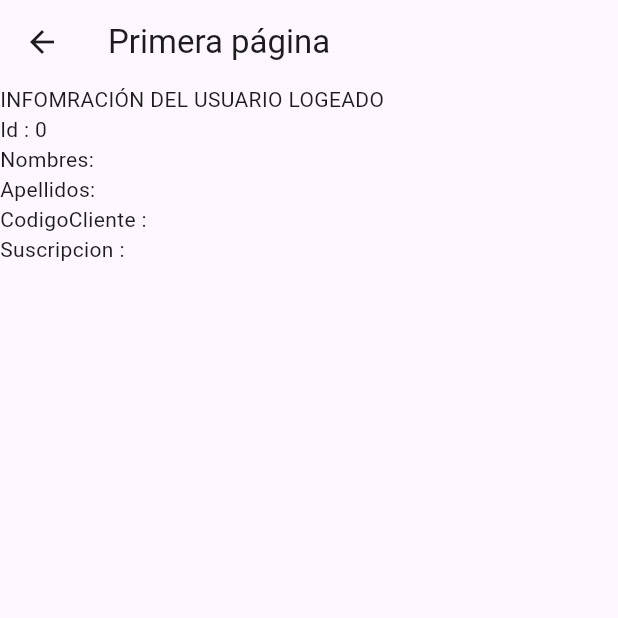
After one commit to Luchin151090/solapp, a Flutter app: the Prueba screen opened directly, on a phone screen of 412 x 824 dp, the top half of it. The commit adds this screen. Run offline on Flutter 3.47's test engine with Material 3 defaults, Android fonts, the phone set to English and light mode, and no system bars; our stand-ins replace flutter_animate, flutter_dotenv, flutter_map, geocoding, latlong2, location and 3 more; accounts and stored records are empty; network calls fail; project files that could hold a hidden picture were left out.

Commit message:
provider

```diff
--- /dev/null
+++ b/devtools_options.yaml
@@ -0,0 +1 @@
+extensions:
--- a/lib/components/asistencia.dart
+++ b/lib/components/asistencia.dart
@@ -1,4 +1,4 @@
-/*
+
 import 'package:flutter/material.dart';
 import 'package:flutter_animate/flutter_animate.dart';
 
@@ -106,4 +106,4 @@ class _AsistenciaState extends State<Asistencia> {
 
     );
   }
-}*/
+}
--- /dev/null
+++ b/lib/components/prueba.dart
@@ -0,0 +1,37 @@
+
+
+
+import 'package:flutter/material.dart';
+//import 'package:appsol_final/main.dart';
+
+import 'package:provider/provider.dart';
+import 'package:appsol_final/provider/user_provider.dart';
+class Prueba extends StatelessWidget {
+  const Prueba({Key? key}) : super(key: key);
+
+  @override
+  Widget build(BuildContext context) {
+    final userProvider = context.watch<UserProvider>();
+    //final userProvider = Provider.of<UserProvider>(context);
+
+    return Scaffold(
+      appBar: AppBar(title: const Text('Primera página'),),
+      body: Column(
+        crossAxisAlignment: CrossAxisAlignment.start,
+        children: [
+            Text("INFOMRACIÓN DEL USUARIO LOGEADO"
+            ),
+            Text("Id : ${userProvider.user?.id}"
+            ),
+            Text("Nombres: ${userProvider.user?.nombre}"
+            ),
+            Text("Apellidos: ${userProvider.user?.apellidos}"),
+            Text("CodigoCliente : ${userProvider.user?.codigocliente}"
+            ),
+            Text("Suscripcion : ${userProvider.user?.suscripcion}"
+            ),
+        ],
+      ),
+    );
+  }
+}
--- /dev/null
+++ b/lib/modeluser/user_model.dart
@@ -0,0 +1,34 @@
+
+
+class UserModel {
+  final int id;
+  final String nombre;
+  final String apellidos;
+  String? codigocliente;
+  String? suscripcion;
+  // Agrega más atributos según sea necesario
+
+  UserModel({
+    required this.id,
+    required this.nombre,
+    required this.apellidos,
+    this.codigocliente,
+    this.suscripcion
+
+
+    // Agrega más parámetros según sea necesario
+  });
+
+  factory UserModel.fromJson(Map<String, dynamic> json) {
+    return UserModel(
+      id:json['usuario']['id'] ?? 0,
+      nombre: json['usuario']['nombre'] ?? '',
+      apellidos: json['usuario']['apellidos'] ?? '',
+      codigocliente: json['usuario']['codigocliente'],
+      suscripcion: json['usuario']['suscripcion'] ,
+
+
+      // Agrega más inicializaciones según sea necesario
+    );
+  }
+}
--- /dev/null
+++ b/lib/provider/user_provider.dart
@@ -0,0 +1,17 @@
+
+import 'package:flutter/material.dart';
+import 'package:appsol_final/modeluser/user_model.dart';
+
+class UserProvider extends ChangeNotifier {
+  // CREAS UNA INSTANCIA DE LA CLASE
+  UserModel? _user;
+
+  // OBTIENES EL USUARIO
+  UserModel? get user => _user;
+
+  // ACTUALIZAS EL VALOR DEL OBJETO Y NOTIFICAMOS A LOS RECEPTORES
+  void updateUser(UserModel newUser) {
+    _user = newUser;
+    notifyListeners();
+  }
+}
```
Also changed, not shown: lib/components/hola.dart (+14 -18 lines), lib/components/holaconductor.dart (+20 -10 lines), lib/components/login.dart (+47 -191 lines), lib/main.dart (+8 -3 lines), pubspec.yaml (+9 -0 lines), pubspec.lock, 6 other files.
